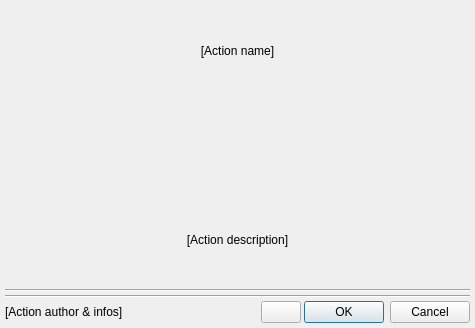
Jmgr/actiona, file gui/actiondialog.ui: the form before one commit.
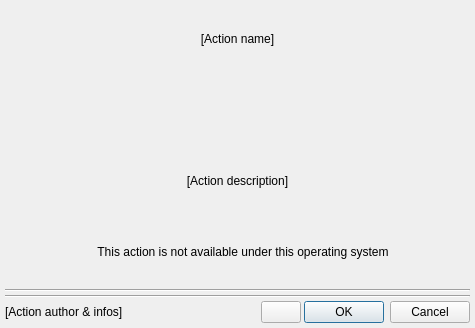
The form after the commit. Icons and pictures are not drawn. Custom widgets are drawn as their Qt base class.

Commit message: Actions - enabled edition of actions that are not compatible with the current OS

What changed in the file:
```diff
--- a/gui/actiondialog.ui
+++ b/gui/actiondialog.ui
@@ -13,7 +13,7 @@
   <property name="windowTitle">
    <string>Edit action</string>
   </property>
-  <layout class="QVBoxLayout" name="verticalLayout" stretch="0,0,0,0,1,0,0">
+  <layout class="QVBoxLayout" name="verticalLayout" stretch="0,0,0,0,0,1,0,0">
    <property name="spacing">
     <number>3</number>
    </property>
@@ -53,6 +53,56 @@
      </property>
     </widget>
    </item>
+   <item>
+    <layout class="QHBoxLayout" name="horizontalLayout_2">
+     <item>
+      <spacer name="horizontalSpacer">
+       <property name="orientation">
+        <enum>Qt::Horizontal</enum>
+       </property>
+       <property name="sizeHint" stdset="0">
+        <size>
+         <width>40</width>
+         <height>0</height>
+        </size>
+       </property>
+      </spacer>
+     </item>
+     <item>
+      <widget class="QLabel" name="actionOSAvailabilityIcon">
+       <property name="text">
+        <string/>
+       </property>
+       <property name="pixmap">
+        <pixmap resource="gui.qrc">:/icons/warning.png</pixmap>
+       </property>
+      </widget>
+     </item>
+     <item>
+      <widget class="QLabel" name="actionOSAvailability">
+       <property name="text">
+        <string>This action is not available under this operating system</string>
+       </property>
+       <property name="alignment">
+        <set>Qt::AlignCenter</set>
+       </property>
+      </widget>
+     </item>
+     <item>
+      <spacer name="horizontalSpacer_2">
+       <property name="orientation">
+        <enum>Qt::Horizontal</enum>
+       </property>
+       <property name="sizeHint" stdset="0">
+        <size>
+         <width>40</width>
+         <height>0</height>
+        </size>
+       </property>
+      </spacer>
+     </item>
+    </layout>
+   </item>
    <item>
     <widget class="Line" name="line">
      <property name="orientation">
```
The commit also changes 10 other files.
